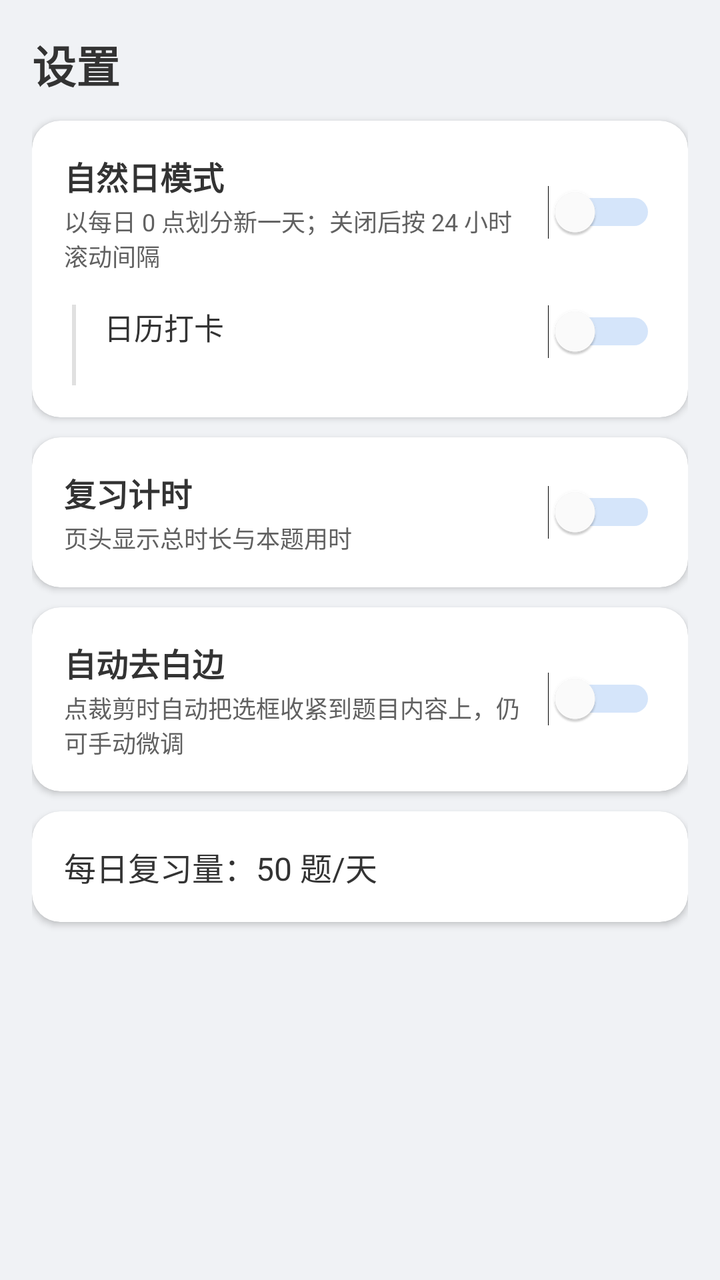
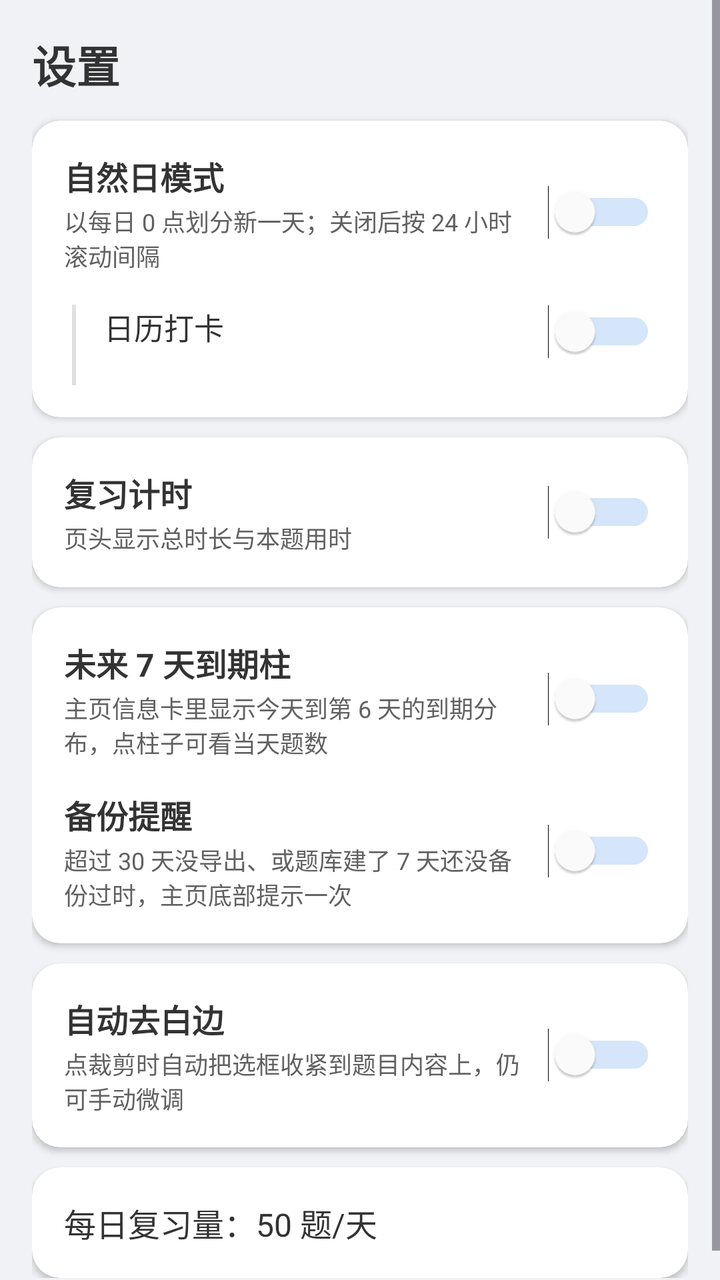

An Android layout rendered at two revisions. The XML below is the earlier revision; the diff shows what the commit changed to produce the second picture.
<!-- AndroidManifest.xml: application theme Theme.Demo -->
<!-- res/layout/activity_settings.xml -->
<?xml version="1.0" encoding="utf-8"?>
<ScrollView xmlns:android="http://schemas.android.com/apk/res/android"
    xmlns:app="http://schemas.android.com/apk/res-auto"
    android:layout_width="match_parent"
    android:layout_height="match_parent"
    android:background="@color/home_bg"
    android:fillViewport="true">

    <LinearLayout
        android:layout_width="match_parent"
        android:layout_height="wrap_content"
        android:orientation="vertical"
        android:padding="@dimen/home_padding"
        android:gravity="top|center_horizontal">

        <TextView
            android:layout_width="match_parent"
            android:layout_height="wrap_content"
            android:text="设置"
            android:textSize="22sp"
            android:textStyle="bold"
            android:textColor="@color/home_text_primary"
            android:layout_marginBottom="12dp" />

        
        <androidx.cardview.widget.CardView
            android:layout_width="match_parent"
            android:layout_height="wrap_content"
            app:cardBackgroundColor="@color/home_card"
            app:cardCornerRadius="@dimen/home_card_corner"
            android:layout_marginBottom="@dimen/home_card_margin">

            <LinearLayout
                android:layout_width="match_parent"
                android:layout_height="wrap_content"
                android:orientation="vertical"
                android:padding="@dimen/home_info_padding">

                
                <LinearLayout
                    android:layout_width="match_parent"
                    android:layout_height="wrap_content"
                    android:orientation="horizontal"
                    android:gravity="center_vertical">

                    <LinearLayout
                        android:layout_width="0dp"
                        android:layout_height="wrap_content"
                        android:layout_weight="1"
                        android:orientation="vertical">

                        <TextView
                            android:layout_width="wrap_content"
                            android:layout_height="wrap_content"
                            android:text="自然日模式"
                            android:textSize="16sp"
                            android:textStyle="bold"
                            android:textColor="@color/home_text_primary" />

                        <TextView
                            android:layout_width="wrap_content"
                            android:layout_height="wrap_content"
                            android:text="以每日 0 点划分新一天；关闭后按 24 小时滚动间隔"
                            android:textSize="12sp"
                            android:textColor="@color/home_text_secondary"
                            android:layout_marginTop="2dp" />
                    </LinearLayout>

                    <Switch
                        android:id="@+id/switch_natural_day"
                        android:layout_width="wrap_content"
                        android:layout_height="wrap_content"
                        android:layout_marginStart="12dp"
                        android:thumbTint="@color/switch_thumb"
                        android:trackTint="@color/switch_track" />
                </LinearLayout>

                
                <LinearLayout
                    android:layout_width="match_parent"
                    android:layout_height="wrap_content"
                    android:orientation="horizontal"
                    android:layout_marginTop="16dp">

                    <View
                        android:id="@+id/view_checkin_guide"
                        android:layout_width="2dp"
                        android:layout_height="match_parent"
                        android:background="@color/home_stroke"
                        android:layout_marginStart="4dp"
                        android:layout_marginEnd="14dp" />

                    <LinearLayout
                        android:layout_width="0dp"
                        android:layout_height="wrap_content"
                        android:layout_weight="1"
                        android:orientation="vertical">

                        <TextView
                            android:id="@+id/tv_checkin_title"
                            android:layout_width="wrap_content"
                            android:layout_height="wrap_content"
                            android:text="日历打卡"
                            android:textSize="15sp"
                            android:textColor="@color/home_text_primary" />

                        <TextView
                            android:id="@+id/tv_checkin_hint"
                            android:layout_width="match_parent"
                            android:layout_height="wrap_content"
                            android:textSize="12sp"
                            android:textColor="@color/home_text_secondary"
                            android:layout_marginTop="2dp" />
                    </LinearLayout>

                    <Switch
                        android:id="@+id/switch_checkin"
                        android:layout_width="wrap_content"
                        android:layout_height="wrap_content"
                        android:layout_marginStart="12dp"
                        android:thumbTint="@color/switch_thumb"
                        android:trackTint="@color/switch_track" />
                </LinearLayout>
            </LinearLayout>
        </androidx.cardview.widget.CardView>

        
        <androidx.cardview.widget.CardView
            android:layout_width="match_parent"
            android:layout_height="wrap_content"
            app:cardBackgroundColor="@color/home_card"
            app:cardCornerRadius="@dimen/home_card_corner"
            android:layout_marginBottom="@dimen/home_card_margin">

            <LinearLayout
                android:layout_width="match_parent"
                android:layout_height="wrap_content"
                android:orientation="vertical"
                android:padding="@dimen/home_info_padding">

                <LinearLayout
                    android:layout_width="match_parent"
                    android:layout_height="wrap_content"
                    android:orientation="horizontal"
                    android:gravity="center_vertical">

                    <LinearLayout
                        android:layout_width="0dp"
                        android:layout_height="wrap_content"
                        android:layout_weight="1"
                        android:orientation="vertical">

                        <TextView
                            android:layout_width="wrap_content"
                            android:layout_height="wrap_content"
                            android:text="复习计时"
                            android:textSize="16sp"
                            android:textStyle="bold"
                            android:textColor="@color/home_text_primary" />

                        <TextView
                            android:layout_width="wrap_content"
                            android:layout_height="wrap_content"
                            android:text="页头显示总时长与本题用时"
                            android:textSize="12sp"
                            android:textColor="@color/home_text_secondary"
                            android:layout_marginTop="2dp" />
                    </LinearLayout>

                    <Switch
                        android:id="@+id/switch_timer"
                        android:layout_width="wrap_content"
                        android:layout_height="wrap_content"
                        android:layout_marginStart="12dp"
                        android:thumbTint="@color/switch_thumb"
                        android:trackTint="@color/switch_track" />
                </LinearLayout>
            </LinearLayout>
        </androidx.cardview.widget.CardView>

        
        <androidx.cardview.widget.CardView
            android:layout_width="match_parent"
            android:layout_height="wrap_content"
            app:cardBackgroundColor="@color/home_card"
            app:cardCornerRadius="@dimen/home_card_corner"
            android:layout_marginBottom="@dimen/home_card_margin">

            <LinearLayout
                android:layout_width="match_parent"
                android:layout_height="wrap_content"
                android:orientation="horizontal"
                android:gravity="center_vertical"
                android:padding="@dimen/home_info_padding">

                <LinearLayout
                    android:layout_width="0dp"
                    android:layout_height="wrap_content"
                    android:layout_weight="1"
                    android:orientation="vertical">

                    <TextView
                        android:layout_width="wrap_content"
                        android:layout_height="wrap_content"
                        android:text="自动去白边"
                        android:textSize="16sp"
                        android:textStyle="bold"
                        android:textColor="@color/home_text_primary" />

                    <TextView
                        android:layout_width="wrap_content"
                        android:layout_height="wrap_content"
                        android:text="点裁剪时自动把选框收紧到题目内容上，仍可手动微调"
                        android:textSize="12sp"
                        android:textColor="@color/home_text_secondary"
                        android:layout_marginTop="2dp" />
                </LinearLayout>

                <Switch
                    android:id="@+id/switch_auto_trim"
                    android:layout_width="wrap_content"
                    android:layout_height="wrap_content"
                    android:layout_marginStart="12dp"
                    android:thumbTint="@color/switch_thumb"
                    android:trackTint="@color/switch_track" />
            </LinearLayout>
        </androidx.cardview.widget.CardView>

        
        <androidx.cardview.widget.CardView
            android:layout_width="match_parent"
            android:layout_height="wrap_content"
            app:cardBackgroundColor="@color/home_card"
            app:cardCornerRadius="@dimen/home_card_corner">

            <TextView
                android:id="@+id/tv_budget_row"
                android:layout_width="match_parent"
                android:layout_height="wrap_content"
                android:text="每日复习量：50 题/天"
                android:textSize="16sp"
                android:textColor="@color/home_text_primary"
                android:foreground="?attr/selectableItemBackground"
                android:clickable="true"
                android:focusable="true"
                android:padding="@dimen/home_info_padding" />
        </androidx.cardview.widget.CardView>

    </LinearLayout>
</ScrollView>
<!-- resources referenced by this layout -->
<resources>
  <color name="home_bg">#F0F2F5</color>
  <color name="home_card">#FFFFFF</color>
  <color name="home_stroke">#E0E0E0</color>
  <color name="home_text_primary">#333333</color>
  <color name="home_text_secondary">#616161</color>
  <color name="switch_thumb">#FFFFFF</color>
  <color name="switch_track">#5d9cec</color>
  <dimen name="home_card_corner">14dp</dimen>
  <dimen name="home_card_margin">10dp</dimen>
  <dimen name="home_info_padding">16dp</dimen>
  <dimen name="home_padding">16dp</dimen>
  <style name="Theme.Demo" parent="Base.Theme.Demo" />
  <style name="Base.Theme.Demo" parent="Theme.Material3.DayNight.NoActionBar">
          
          
      </style>
</resources>

<!-- the commit's change to res/layout/activity_settings.xml (unified diff, before → after) -->
@@ -189,6 +189,99 @@
             <LinearLayout
                 android:layout_width="match_parent"
                 android:layout_height="wrap_content"
+                android:orientation="vertical"
+                android:padding="@dimen/home_info_padding">
+
+                <LinearLayout
+                    android:layout_width="match_parent"
+                    android:layout_height="wrap_content"
+                    android:orientation="horizontal"
+                    android:gravity="center_vertical">
+
+                    <LinearLayout
+                        android:layout_width="0dp"
+                        android:layout_height="wrap_content"
+                        android:layout_weight="1"
+                        android:orientation="vertical">
+
+                        <TextView
+                            android:layout_width="wrap_content"
+                            android:layout_height="wrap_content"
+                            android:text="未来 7 天到期柱"
+                            android:textSize="16sp"
+                            android:textStyle="bold"
+                            android:textColor="@color/home_text_primary" />
+
+                        <TextView
+                            android:layout_width="match_parent"
+                            android:layout_height="wrap_content"
+                            android:text="主页信息卡里显示今天到第 6 天的到期分布，点柱子可看当天题数"
+                            android:textSize="12sp"
+                            android:textColor="@color/home_text_secondary"
+                            android:layout_marginTop="2dp" />
+                    </LinearLayout>
+
+                    <Switch
+                        android:id="@+id/switch_due_chart"
+                        android:layout_width="wrap_content"
+                        android:layout_height="wrap_content"
+                        android:layout_marginStart="12dp"
+                        android:thumbTint="@color/switch_thumb"
+                        android:trackTint="@color/switch_track" />
+                </LinearLayout>
+
+                <LinearLayout
+                    android:layout_width="match_parent"
+                    android:layout_height="wrap_content"
+                    android:orientation="horizontal"
+                    android:gravity="center_vertical"
+                    android:layout_marginTop="16dp">
+
+                    <LinearLayout
+                        android:layout_width="0dp"
+                        android:layout_height="wrap_content"
+                        android:layout_weight="1"
+                        android:orientation="vertical">
+
+                        <TextView
+                            android:layout_width="wrap_content"
+                            android:layout_height="wrap_content"
+                            android:text="备份提醒"
+                            android:textSize="16sp"
+                            android:textStyle="bold"
+                            android:textColor="@color/home_text_primary" />
+
+                        <TextView
+                            android:layout_width="match_parent"
+                            android:layout_height="wrap_content"
+                            android:text="超过 30 天没导出、或题库建了 7 天还没备份过时，主页底部提示一次"
+                            android:textSize="12sp"
+                            android:textColor="@color/home_text_secondary"
+                            android:layout_marginTop="2dp" />
+                    </LinearLayout>
+
+                    <Switch
+                        android:id="@+id/switch_backup_hint"
+                        android:layout_width="wrap_content"
+                        android:layout_height="wrap_content"
+                        android:layout_marginStart="12dp"
+                        android:thumbTint="@color/switch_thumb"
+                        android:trackTint="@color/switch_track" />
+                </LinearLayout>
+            </LinearLayout>
+        </androidx.cardview.widget.CardView>
+
+        
+        <androidx.cardview.widget.CardView
+            android:layout_width="match_parent"
+            android:layout_height="wrap_content"
+            app:cardBackgroundColor="@color/home_card"
+            app:cardCornerRadius="@dimen/home_card_corner"
+            android:layout_marginBottom="@dimen/home_card_margin">
+
+            <LinearLayout
+                android:layout_width="match_parent"
+                android:layout_height="wrap_content"
                 android:orientation="horizontal"
                 android:gravity="center_vertical"
                 android:padding="@dimen/home_info_padding">
